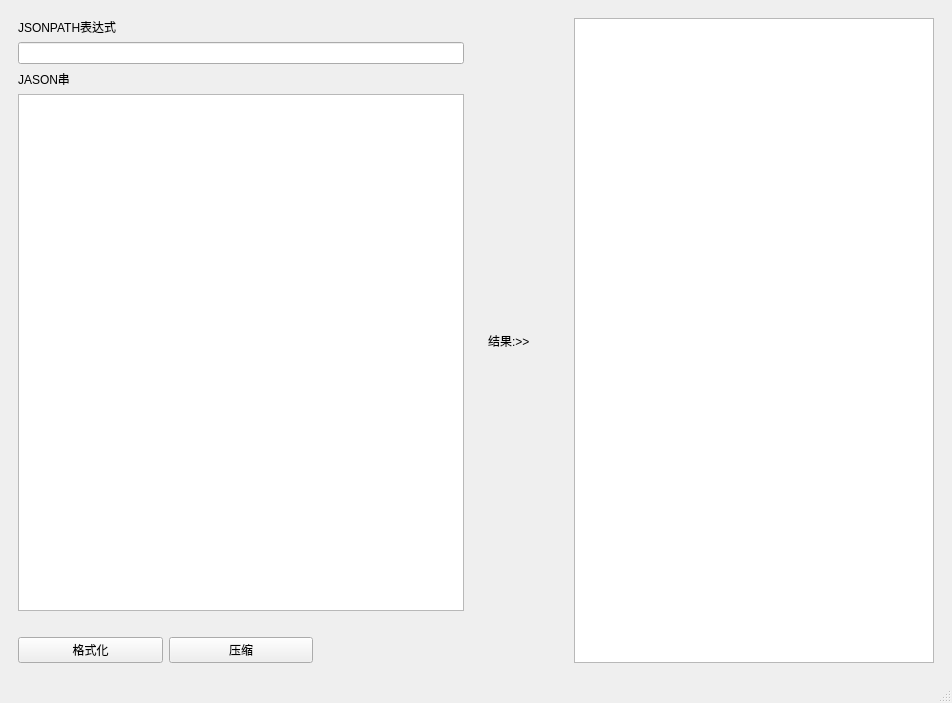
First picture: the form in mainWindow.ui, repository WhiteMoonlights/JSONParser, before the edit.
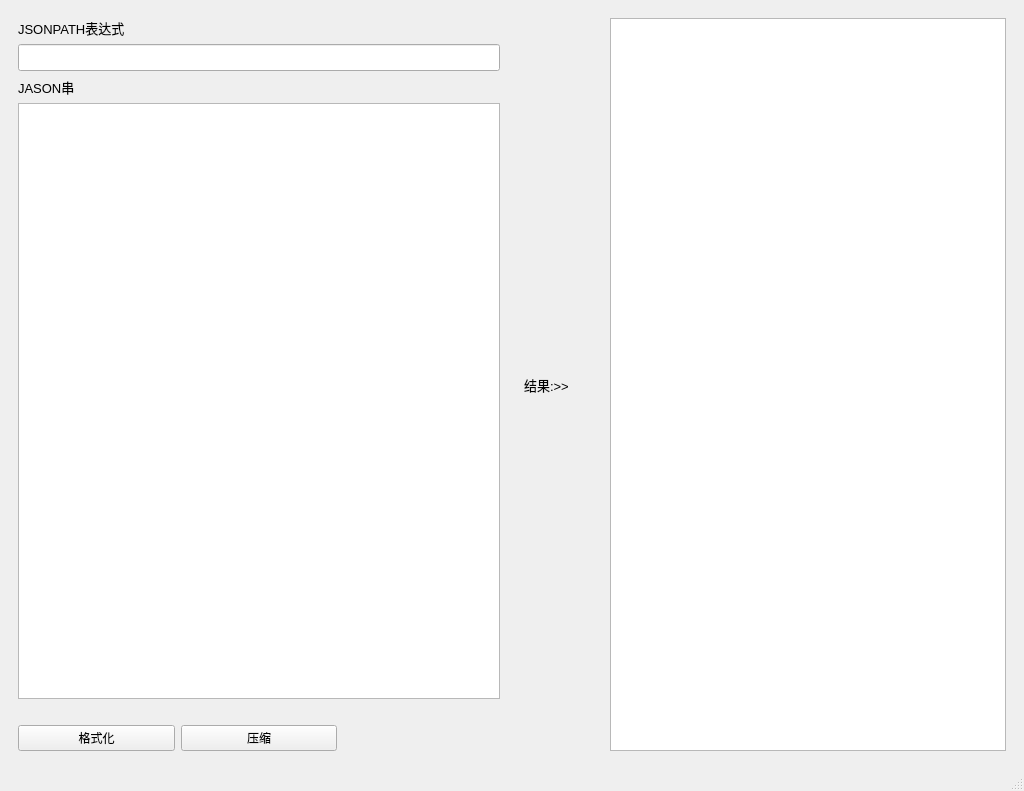
Second picture: the form after the edit.

What changed in the file:
```diff
--- a/mainWindow.ui
+++ b/mainWindow.ui
@@ -6,8 +6,8 @@
    <rect>
     <x>0</x>
     <y>0</y>
-    <width>952</width>
-    <height>703</height>
+    <width>1024</width>
+    <height>791</height>
    </rect>
   </property>
   <property name="windowTitle">
@@ -26,6 +26,11 @@
       <layout class="QGridLayout" name="gridLayout_7">
        <item row="0" column="0">
         <widget class="QLabel" name="label">
+         <property name="font">
+          <font>
+           <pointsize>10</pointsize>
+          </font>
+         </property>
          <property name="text">
           <string>JSONPATH表达式</string>
          </property>
@@ -33,6 +38,11 @@
        </item>
        <item row="2" column="0">
         <widget class="QLabel" name="label_2">
+         <property name="font">
+          <font>
+           <pointsize>10</pointsize>
+          </font>
+         </property>
          <property name="text">
           <string>JASON串</string>
          </property>
@@ -46,13 +56,29 @@
            <verstretch>0</verstretch>
           </sizepolicy>
          </property>
+         <property name="font">
+          <font>
+           <pointsize>11</pointsize>
+          </font>
+         </property>
+         <property name="placeholderText">
+          <string/>
+         </property>
         </widget>
        </item>
        <item row="1" column="0" colspan="3">
         <widget class="QLineEdit" name="lineEdit">
+         <property name="font">
+          <font>
+           <pointsize>12</pointsize>
+          </font>
+         </property>
          <property name="text">
           <string/>
          </property>
+         <property name="placeholderText">
+          <string/>
+         </property>
         </widget>
        </item>
        <item row="6" column="0">
@@ -102,6 +128,11 @@
            <height>16777215</height>
           </size>
          </property>
+         <property name="font">
+          <font>
+           <pointsize>11</pointsize>
+          </font>
+         </property>
         </widget>
        </item>
        <item row="0" column="0">
@@ -118,6 +149,11 @@
            <height>16777215</height>
           </size>
          </property>
+         <property name="font">
+          <font>
+           <pointsize>10</pointsize>
+          </font>
+         </property>
          <property name="text">
           <string>结果:&gt;&gt;</string>
          </property>
```
Left out of the diff: 4 changed lines with no effect on the pictures.
